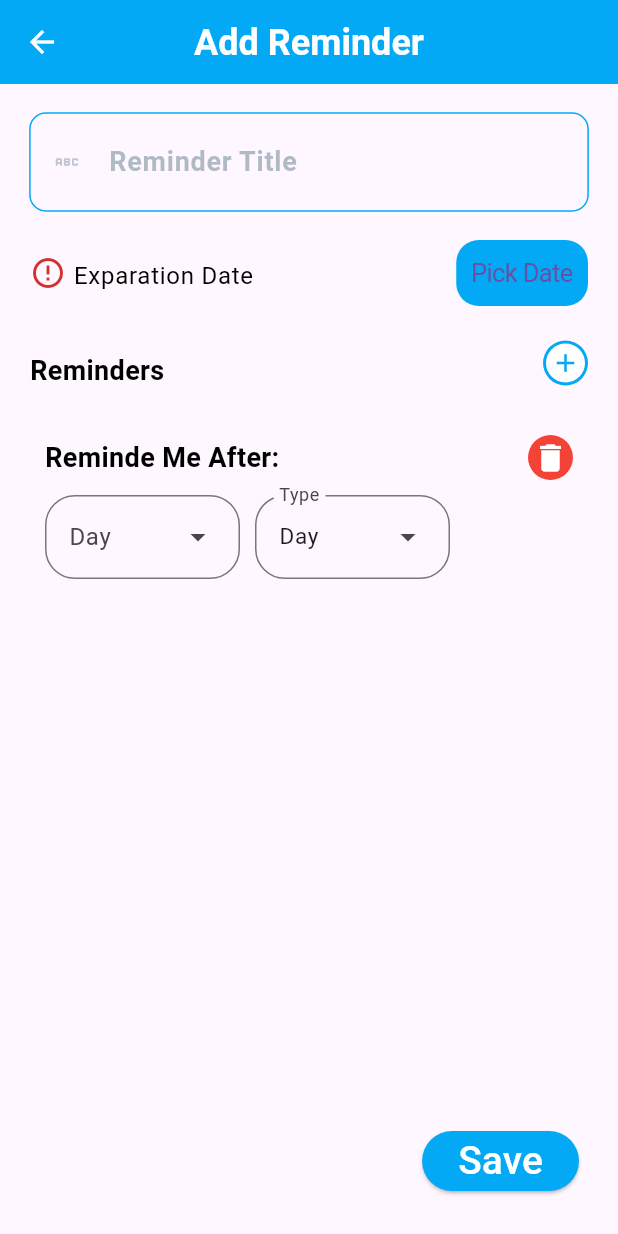
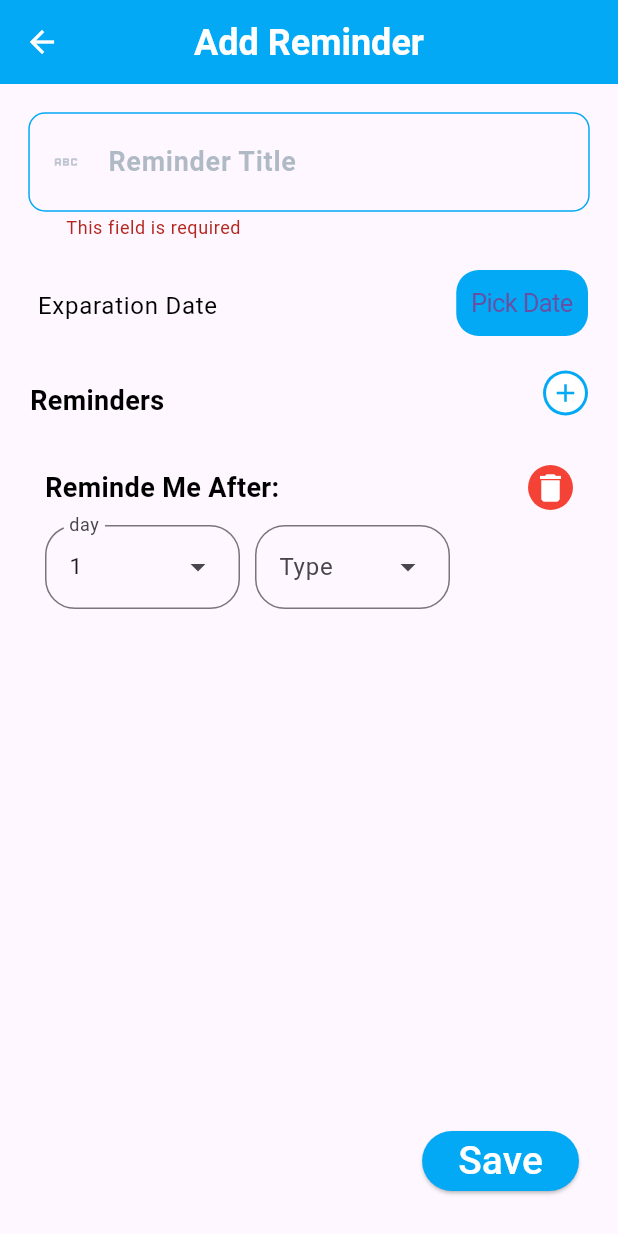
Before and after one commit to bilalSerwan/fastlink_reminder, a Flutter app: the AddReminderScreen screen opened directly, after a tap on the "add" icon, after a tap on "Save", after a tap on the "delete" icon, on a phone screen of 412 x 824 dp. Run offline on Flutter 3.47's test engine with Material 3 defaults, Android fonts, the phone set to English and light mode, and no system bars; our stand-ins replace firebase_core, flutter_screenutil, flutter_slidable, shared_preferences; accounts and stored records are empty.

Commit message:
add remindermodel  and scheduler model

```diff
--- a/lib/Provider/auth_provider.dart
+++ b/lib/Provider/auth_provider.dart
@@ -1,6 +1,5 @@
 import 'dart:convert';
 import 'dart:developer';
-
 import 'package:fastlink_reminder/Services/service.dart';
 import 'package:fastlink_reminder/links.dart';
 import 'package:fastlink_reminder/model/user.dart';
@@ -10,6 +9,7 @@
 class AuthProvider extends ChangeNotifier {
   bool showPassword = false;
   bool checkBoxValue = false;
+  late User user;
   final apiServices = ApiServices();
 
   String? validationFunction(String? value, int miniLentgh, int maxLentgh) {
@@ -80,7 +80,11 @@
       'Accept': 'application/json'
     });
     final result = jsonDecode(response.body);
-    print(result);
+
+    if (result['user'] == null) {
+      return false;
+    }
+
     return true;
   }
 }//class
--- /dev/null
+++ b/lib/model/reminder.dart
@@ -0,0 +1,41 @@
+import 'package:fastlink_reminder/model/schedules.dart';
+
+class Reminder {
+  String? title;
+  int? userId;
+  String? description;
+  String? triggerAt;
+  List<Schedules>? schedules;
+
+  Reminder(
+      {this.title,
+      this.userId,
+      this.description,
+      this.triggerAt,
+      this.schedules});
+
+  Reminder.fromJson(Map<String, dynamic> json) {
+    title = json['title'];
+    userId = json['user_id'];
+    description = json['description'];
+    triggerAt = json['trigger_at'];
+    if (json['schedules'] != null) {
+      schedules = <Schedules>[];
+      json['schedules'].forEach((v) {
+        schedules!.add(Schedules.fromJson(v));
+      });
+    }
+  }
+
+  Map<String, dynamic> toJson() {
+    final Map<String, dynamic> data = <String, dynamic>{};
+    data['title'] = title;
+    data['user_id'] = userId;
+    data['description'] = description;
+    data['trigger_at'] = triggerAt;
+    if (schedules != null) {
+      data['schedules'] = schedules!.map((v) => v.toJson()).toList();
+    }
+    return data;
+  }
+}
--- a/lib/model/reminder_date.dart
+++ /dev/null
@@ -1,28 +0,0 @@
-class ReminderDate {
-  String type;
-  DateTime? date;
-  int number;
-  ReminderDate(this.type, this.number);
-
-  int claculateDays(String type, int number) {
-    int days = 0;
-    switch (type) {
-      case "Day":
-        days = number;
-        break;
-      case "Week":
-        days = number * 7;
-        break;
-      case "Month":
-        days = number * 31;
-        break;
-      case "Year":
-        days = number * 365;
-        break;
-      default:
-        days = 0;
-    }
-    date!.add(Duration(days: days));
-    return days;
-  }
-}
--- /dev/null
+++ b/lib/model/schedules.dart
@@ -0,0 +1,18 @@
+class Schedules {
+  int? amount;
+  String? unit;
+
+  Schedules({this.amount, this.unit});
+
+  Schedules.fromJson(Map<String, dynamic> json) {
+    amount = json['amount'];
+    unit = json['unit'];
+  }
+
+  Map<String, dynamic> toJson() {
+    final Map<String, dynamic> data = <String, dynamic>{};
+    data['amount'] = amount;
+    data['unit'] = unit;
+    return data;
+  }
+}
--- a/lib/screens/AddReminder/add_reminder_screen.dart
+++ b/lib/screens/AddReminder/add_reminder_screen.dart
@@ -1,6 +1,7 @@
 // ignore_for_file: must_be_immutable
 
-import 'package:fastlink_reminder/Model/reminder_date.dart';
+import 'package:fastlink_reminder/Provider/auth_provider.dart';
+import 'package:fastlink_reminder/model/schedules.dart';
 import 'package:fastlink_reminder/screens/AddReminder/widgets/set_reminder_date_card.dart';
 import 'package:fastlink_reminder/utils/colors.dart';
 import 'package:fastlink_reminder/utils/text_field.dart';
@@ -8,6 +9,7 @@
 import 'package:flutter/cupertino.dart';
 import 'package:flutter/material.dart';
 import 'package:flutter_screenutil/flutter_screenutil.dart';
+import 'package:provider/provider.dart';
 
 class AddReminderScreen extends StatefulWidget {
   const AddReminderScreen({super.key});
@@ -32,8 +34,8 @@
     setState(() {});
   }
 
-  List<ReminderDate> reminderDates = [
-    ReminderDate("Day", 0),
+  List<Schedules> schedules = [
+    Schedules(amount: 0, unit: "day"),
   ];
   bool selectexpirationDateHaveError = false;
   bool haveError = false;
@@ -75,7 +77,9 @@
                   CustomeTextField(
                     controller: titleController,
                     validatorFunction: (v) {
-                      return null;
+                      return context
+                          .read<AuthProvider>()
+                          .validationFunction(v, 5, 50);
                     },
                     label: 'Reminder Title',
                     hintText: 'Enter Reminder Title',
@@ -149,8 +153,8 @@
                         ),
                         InkWell(
                           onTap: () {
-                            reminderDates.add(
-                              ReminderDate("Day", 0),
+                            schedules.add(
+                              Schedules(amount: 1, unit: "day"),
                             );
                             haveError = false;
                             setState(() {});
@@ -177,11 +181,11 @@
                     padding: EdgeInsets.all(10.h),
                     child: Column(
                       children: [
-                        for (int i = 0; i < reminderDates.length; i++)
+                        for (int i = 0; i < schedules.length; i++)
                           SetReminderDateCard(
-                            reminderDate: reminderDates[i],
+                            schedule: schedules[i],
                             onTap: () {
-                              reminderDates.remove(reminderDates[i]);
+                              schedules.remove(schedules[i]);
                               setState(() {});
                             },
                             showError: haveError,
@@ -208,8 +212,8 @@
                   setState(() {});
                   return;
                 }
-                for (var element in reminderDates) {
-                  if (element.number == 0) {
+                for (var element in schedules) {
+                  if (element.amount == 0) {
                     haveError = true;
                     setState(() {});
                     return;
--- a/lib/screens/AddReminder/widgets/set_reminder_date_card.dart
+++ b/lib/screens/AddReminder/widgets/set_reminder_date_card.dart
@@ -1,4 +1,4 @@
-import 'package:fastlink_reminder/Model/reminder_date.dart';
+import 'package:fastlink_reminder/model/schedules.dart';
 import 'package:fastlink_reminder/screens/AddReminder/widgets/drop_down_button.dart';
 import 'package:fastlink_reminder/utils/text_styles.dart';
 import 'package:flutter/material.dart';
@@ -7,11 +7,11 @@
 class SetReminderDateCard extends StatefulWidget {
   const SetReminderDateCard({
     super.key,
-    required this.reminderDate,
+    required this.schedule,
     required this.onTap,
     required this.showError,
   });
-  final ReminderDate reminderDate;
+  final Schedules schedule;
   final void Function() onTap;
   final bool showError;
   @override
@@ -29,7 +29,7 @@
       height: 125.h,
       decoration: widget.showError
           ? BoxDecoration(
-              color: widget.reminderDate.number == 0
+              color: widget.schedule.amount == 0
                   ? Colors.red[500]!.withOpacity(0.3)
                   : Colors.white,
               borderRadius: BorderRadius.circular(15.r),
@@ -68,12 +68,12 @@
             children: [
               CustomeDropDown(
                 items: List.generate(
-                    calculateLengthOfTheList(widget.reminderDate.type),
+                    calculateLengthOfTheList(widget.schedule.unit!),
                     (index) => "${index + 1}"),
-                label: widget.reminderDate.type,
-                selectedItem: widget.reminderDate.number.toString(),
+                label: widget.schedule.unit!,
+                selectedItem: widget.schedule.amount.toString(),
                 onChaned: (v) {
-                  widget.reminderDate.number = int.parse(v);
+                  widget.schedule.amount = int.parse(v);
                   // print(
                   //   widget.reminderDate.claculateDays(
                   //       widget.reminderDate.type, widget.reminderDate.number),
@@ -86,12 +86,12 @@
               ),
               CustomeDropDown(
                   onChaned: (v) {
-                    widget.reminderDate.type = v.toString();
+                    widget.schedule.unit = v.toString();
                     setState(() {});
                   },
                   items: items,
                   label: "Type",
-                  selectedItem: widget.reminderDate.type),
+                  selectedItem: widget.schedule.unit),
             ],
           ),
 
--- a/lib/utils/text_field.dart
+++ b/lib/utils/text_field.dart
@@ -38,7 +38,6 @@
         keyboardType: keyboardType,
         decoration: InputDecoration(
           contentPadding: EdgeInsets.all(20.w),
-          constraints: BoxConstraints(maxHeight: 70.h, maxWidth: 0.9.sw),
           hintText: hintText,
           hintStyle:
               TextStyle(color: subcolor.withOpacity(0.5), fontSize: 15.sp),
--- a/pubspec.yaml
+++ b/pubspec.yaml
@@ -39,6 +39,7 @@
   provider: ^6.1.2
   firebase_core: ^2.32.0
   http: ^1.2.1
+  shared_preferences: ^2.2.3
 
 dev_dependencies:
   flutter_test:
```
Also changed, not shown: lib/main.dart (+5 -2 lines), lib/screens/first_screen.dart (+21 -28 lines), pubspec.lock, 1 other file.
